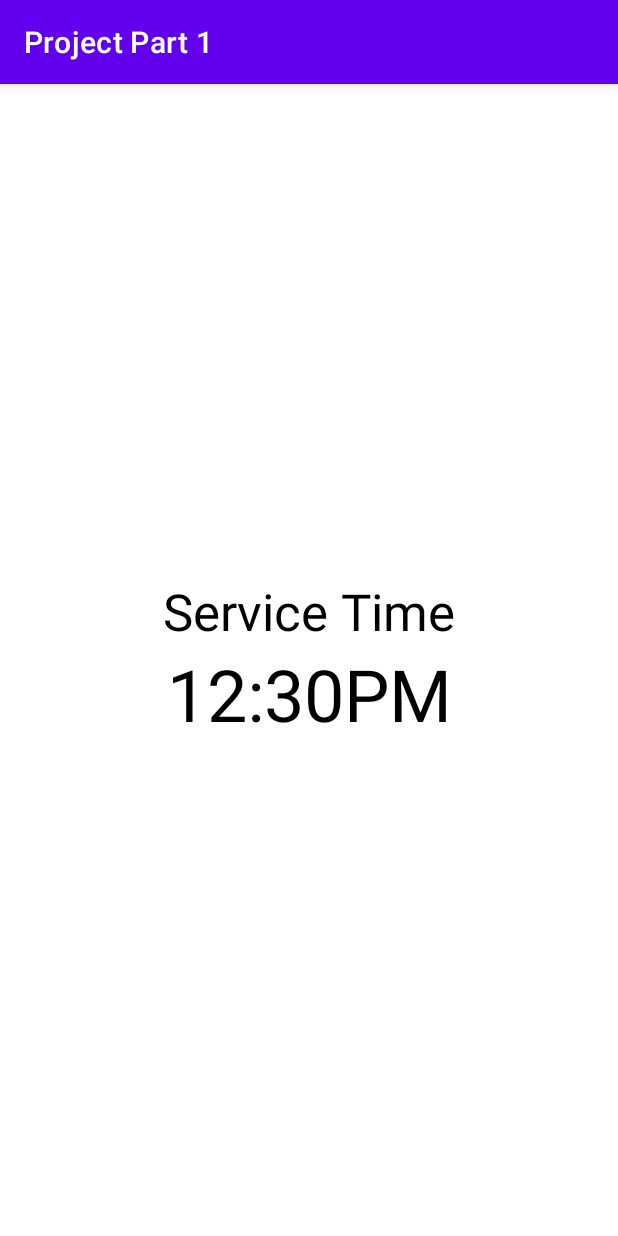
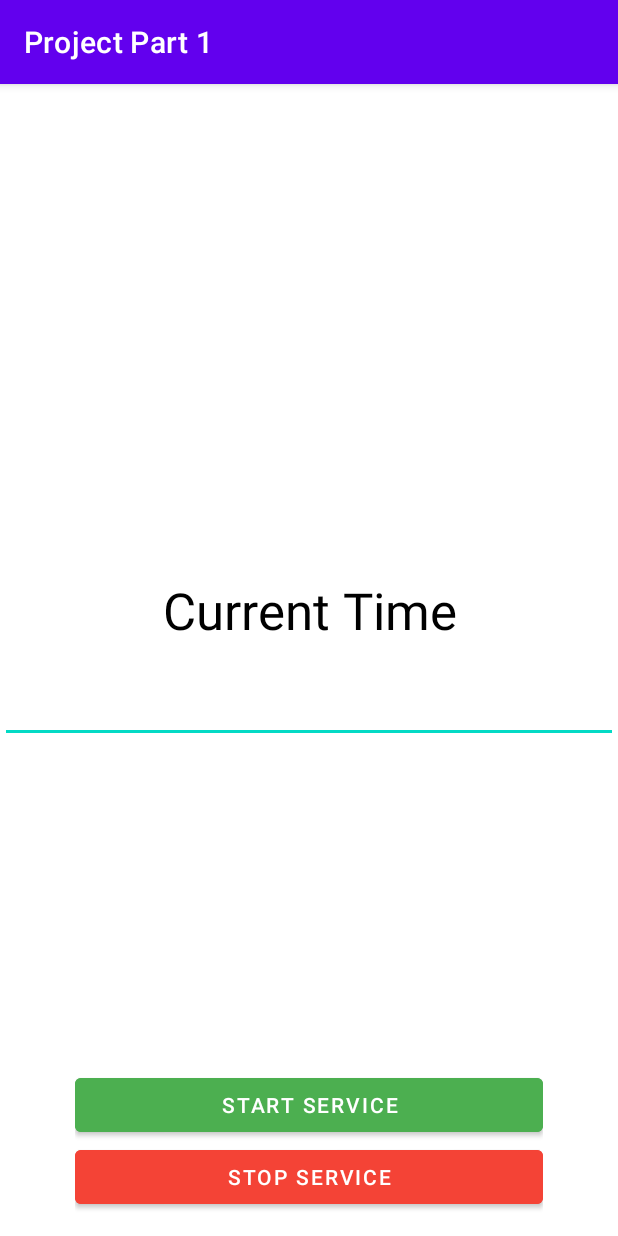
Before and after one commit to bansheerubber/ProjectPart1, an Android app: the ServiceActivity screen opened directly, with no data from a screen before it, on a phone screen of 412 x 824 dp. Run offline under Robolectric (Android 15) with nearby library versions, the phone set to English and light mode, and no system bars; 1 statement that could not run was skipped.

Commit message:
add CurrentTimeService

```diff
--- a/app/src/main/java/com/example/projectpart1/ServiceActivity.java
+++ b/app/src/main/java/com/example/projectpart1/ServiceActivity.java
@@ -1,13 +1,79 @@
 package com.example.projectpart1;
 
+import android.content.ComponentName;
+import android.content.Context;
+import android.content.Intent;
+import android.content.ServiceConnection;
 import android.os.Bundle;
+import android.os.IBinder;
+import android.view.View;
+import android.widget.EditText;
 
 import androidx.appcompat.app.AppCompatActivity;
 
 public class ServiceActivity extends AppCompatActivity {
+
+    private CurrentTimeService mService;
+    boolean mBound = false;
+    private EditText formatTime;
+
     @Override
     protected void onCreate(Bundle savedInstanceState) {
         super.onCreate(savedInstanceState);
         setContentView(R.layout.activity_service);
+
+        formatTime = findViewById(R.id.formatTime);
     }
+
+    @Override
+    public void onStart(){
+        super.onStart();
+//        startService(new Intent(this, CurrentTimeService.class));
+        // bind to CurrentTimeService
+        bindService(new Intent(this, CurrentTimeService.class),
+                connection, Context.BIND_AUTO_CREATE);
+    }
+
+    @Override
+    public void onStop(){
+        super.onStop();
+        unbindService(connection);
+        mBound = false;
+    }
+
+    public void onStartService(View v){
+        if(!mBound){
+            startService(new Intent(this, CurrentTimeService.class));
+            bindService(new Intent(this, CurrentTimeService.class),
+                    connection, Context.BIND_AUTO_CREATE);
+        }
+        String time = mService.getFormattedTime();
+        formatTime.setText(time);
+    }
+
+    public void onStopService(View v){
+        if (mBound){
+            unbindService(connection);
+            formatTime.setText("");
+        }
+        mBound = false;
+        stopService(new Intent(this, CurrentTimeService.class));
+    }
+
+    // defines callbacks for service binding, passed to bindService()
+    private ServiceConnection connection = new ServiceConnection() {
+        @Override
+        public void onServiceConnected(ComponentName className, IBinder service) {
+
+            // bound to CurrentTimeService, case IBinder to get CurrentTimeService instance
+            CurrentTimeService.LocalBinder binder = (CurrentTimeService.LocalBinder) service;
+            mService = binder.getService();
+            mBound = true;
+        }
+
+        @Override
+        public void onServiceDisconnected(ComponentName componentName) {
+            mBound = false;
+        }
+    };
 }
--- a/app/src/main/res/layout/activity_main.xml
+++ b/app/src/main/res/layout/activity_main.xml
@@ -106,7 +106,7 @@
                         android:id="@+id/textView16"
                         android:layout_width="wrap_content"
                         android:layout_height="wrap_content"
-                        android:text="1214558527"
+                        android:text="anag9@asu.edu"
                         android:textColor="#000000"
                         android:textSize="16sp" />
                 </TableRow>
--- a/app/src/main/res/layout/activity_service.xml
+++ b/app/src/main/res/layout/activity_service.xml
@@ -13,21 +13,43 @@
         android:orientation="vertical">
 
         <TextView
-            android:id="@+id/textView"
+            android:id="@+id/currTime"
             android:layout_width="match_parent"
             android:layout_height="wrap_content"
             android:gravity="center"
-            android:text="Service Time"
-            android:textColor="#000000"
-            android:textSize="34sp" />
+            android:text="Current Time"
+            android:textColor="@color/black"
+            android:textSize="34sp"/>
 
-        <TextView
-            android:id="@+id/textView2"
+        <EditText
+            android:id="@+id/formatTime"
             android:layout_width="match_parent"
             android:layout_height="wrap_content"
             android:gravity="center"
-            android:text="12:30PM"
-            android:textColor="#000000"
-            android:textSize="48sp" />
+            android:textColor="@color/teal_200"
+            android:textSize="34sp"/>
+    </LinearLayout>
+
+    <LinearLayout
+        android:layout_width="match_parent"
+        android:layout_height="wrap_content"
+        android:layout_gravity="bottom"
+        android:layout_marginBottom="15dp"
+        android:orientation="vertical"
+        android:paddingHorizontal="50dp">
+
+        <Button
+            android:layout_width="match_parent"
+            android:layout_height="wrap_content"
+            android:backgroundTint="#4CAF50"
+            android:text="Start Service"
+            android:onClick="onStartService"/>
+
+        <Button
+            android:layout_width="match_parent"
+            android:layout_height="wrap_content"
+            android:backgroundTint="#F44336"
+            android:text="Stop Service"
+            android:onClick="onStopService"/>
     </LinearLayout>
 </androidx.coordinatorlayout.widget.CoordinatorLayout>
```
Also changed, not shown: app/src/main/AndroidManifest.xml (+6 -1 lines), app/src/main/java/com/example/projectpart1/CurrentTimeService.java (added, +35 -0 lines), 1 other file.
